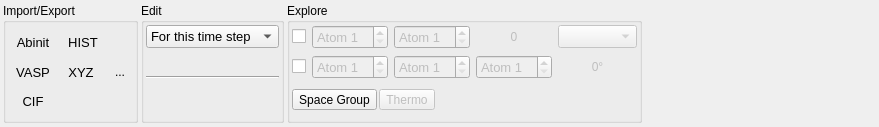
The window that tabs/home.ui (piti-diablotin/qAgate) describes before a commit, drawn with Qt 5.
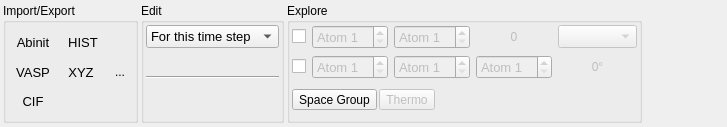
The same window after the commit. Icons and pictures are not drawn. Custom widgets are drawn as their Qt base class.

Patch:
```diff
--- a/tabs/home.ui
+++ b/tabs/home.ui
@@ -6,7 +6,7 @@
    <rect>
     <x>0</x>
     <y>0</y>
-    <width>879</width>
+    <width>727</width>
     <height>127</height>
    </rect>
   </property>
@@ -1201,7 +1201,7 @@
      </property>
      <property name="sizeHint" stdset="0">
       <size>
-       <width>387</width>
+       <width>0</width>
        <height>20</height>
       </size>
      </property>
```
Left out of the diff: 38 changed lines with no effect on the pictures.
